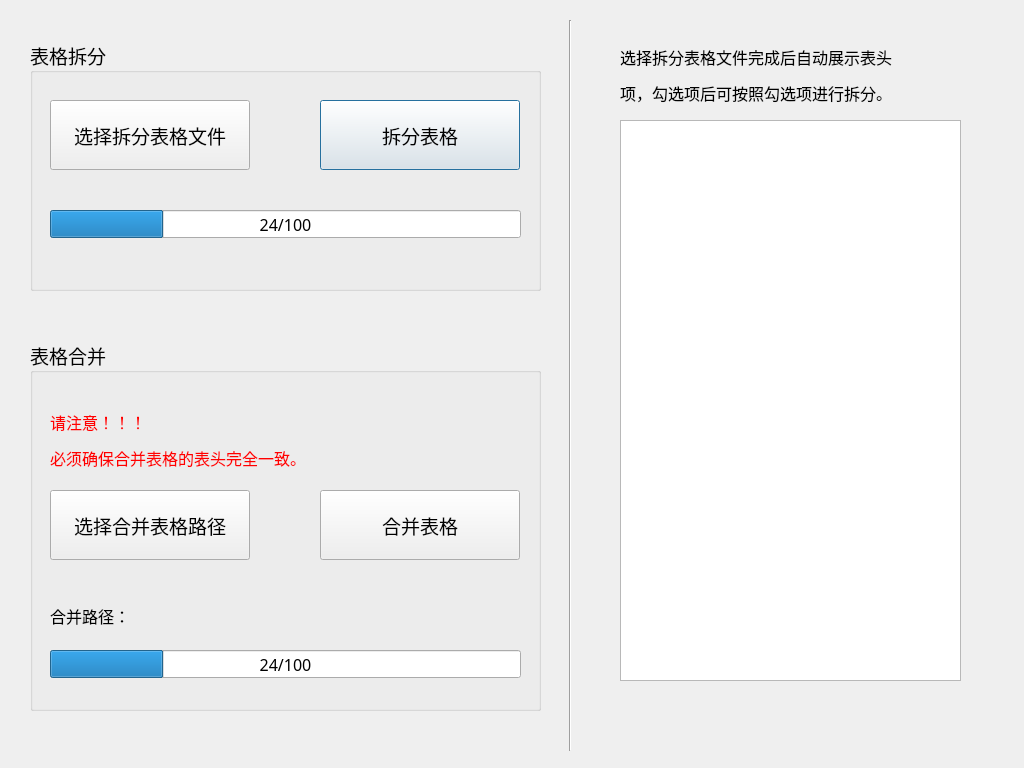
The window that excel.ui (dengliangxj/HRExcel) describes before a commit, drawn with Qt 5.
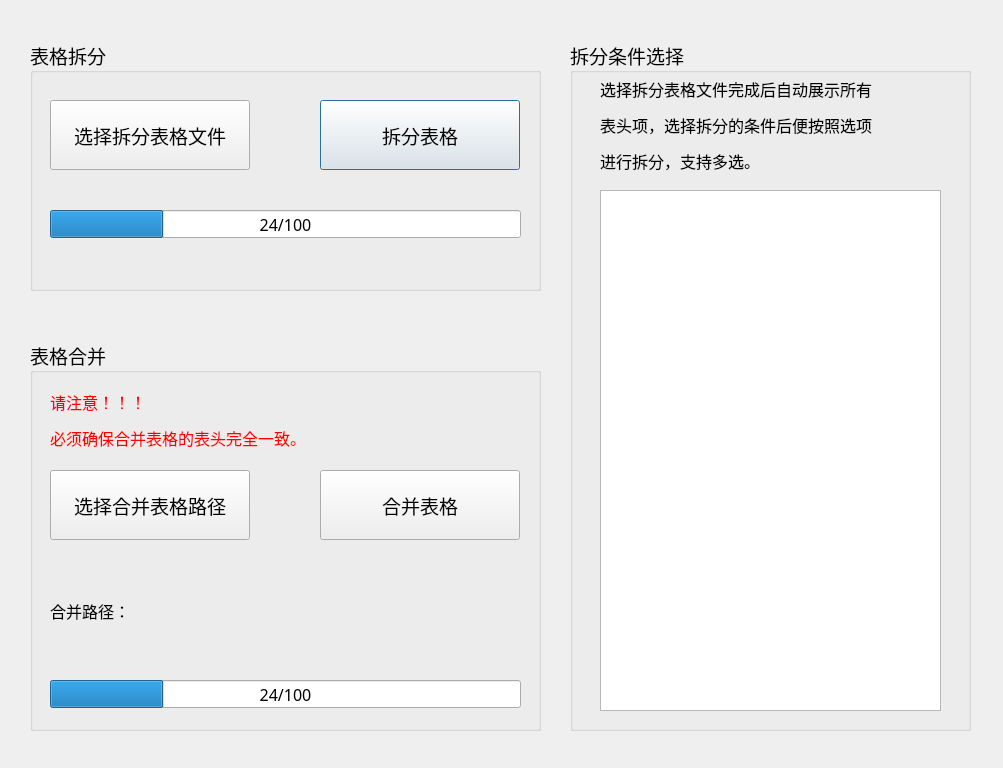
The same window after the commit.

What changed in the file:
```diff
--- a/excel.ui
+++ b/excel.ui
@@ -6,123 +6,13 @@
    <rect>
     <x>0</x>
     <y>0</y>
-    <width>1024</width>
+    <width>1003</width>
     <height>768</height>
    </rect>
   </property>
   <property name="windowTitle">
    <string>Mindray表格处理平台</string>
   </property>
-  <widget class="QLabel" name="label_2">
-   <property name="geometry">
-    <rect>
-     <x>620</x>
-     <y>20</y>
-     <width>351</width>
-     <height>111</height>
-    </rect>
-   </property>
-   <property name="font">
-    <font>
-     <family>黑体</family>
-     <pointsize>6</pointsize>
-    </font>
-   </property>
-   <property name="text">
-    <string>&lt;html&gt;&lt;head/&gt;&lt;body&gt;&lt;p align=&quot;justify&quot;&gt;&lt;span style=&quot; font-size:12pt;&quot;&gt;选择拆分表格文件完成后自动展示表头&lt;/span&gt;&lt;/p&gt;&lt;p align=&quot;justify&quot;&gt;&lt;span style=&quot; font-size:12pt;&quot;&gt;项，勾选项后可按照勾选项进行拆分。&lt;/span&gt;&lt;/p&gt;&lt;/body&gt;&lt;/html&gt;</string>
-   </property>
-  </widget>
-  <widget class="Line" name="line">
-   <property name="geometry">
-    <rect>
-     <x>560</x>
-     <y>20</y>
-     <width>20</width>
-     <height>731</height>
-    </rect>
-   </property>
-   <property name="font">
-    <font>
-     <stylestrategy>PreferDefault</stylestrategy>
-    </font>
-   </property>
-   <property name="orientation">
-    <enum>Qt::Vertical</enum>
-   </property>
-  </widget>
-  <widget class="QListView" name="listView">
-   <property name="geometry">
-    <rect>
-     <x>620</x>
-     <y>120</y>
-     <width>341</width>
-     <height>561</height>
-    </rect>
-   </property>
-   <property name="font">
-    <font>
-     <family>黑体</family>
-     <pointsize>14</pointsize>
-    </font>
-   </property>
-   <property name="focusPolicy">
-    <enum>Qt::NoFocus</enum>
-   </property>
-   <property name="contextMenuPolicy">
-    <enum>Qt::NoContextMenu</enum>
-   </property>
-   <property name="layoutDirection">
-    <enum>Qt::LeftToRight</enum>
-   </property>
-   <property name="horizontalScrollBarPolicy">
-    <enum>Qt::ScrollBarAlwaysOff</enum>
-   </property>
-   <property name="sizeAdjustPolicy">
-    <enum>QAbstractScrollArea::AdjustToContents</enum>
-   </property>
-   <property name="editTriggers">
-    <set>QAbstractItemView::NoEditTriggers</set>
-   </property>
-   <property name="dragDropMode">
-    <enum>QAbstractItemView::NoDragDrop</enum>
-   </property>
-   <property name="defaultDropAction">
-    <enum>Qt::IgnoreAction</enum>
-   </property>
-   <property name="alternatingRowColors">
-    <bool>false</bool>
-   </property>
-   <property name="selectionMode">
-    <enum>QAbstractItemView::MultiSelection</enum>
-   </property>
-   <property name="selectionBehavior">
-    <enum>QAbstractItemView::SelectRows</enum>
-   </property>
-   <property name="textElideMode">
-    <enum>Qt::ElideRight</enum>
-   </property>
-   <property name="movement">
-    <enum>QListView::Free</enum>
-   </property>
-   <property name="isWrapping" stdset="0">
-    <bool>false</bool>
-   </property>
-   <property name="resizeMode">
-    <enum>QListView::Fixed</enum>
-   </property>
-   <property name="uniformItemSizes">
-    <bool>false</bool>
-   </property>
-   <property name="wordWrap">
-    <bool>true</bool>
-   </property>
-   <property name="selectionRectVisible">
-    <bool>true</bool>
-   </property>
-   <property name="itemAlignment">
-    <set>Qt::AlignLeading|Qt::AlignLeft|Qt::AlignVCenter</set>
-   </property>
-  </widget>
   <widget class="QGroupBox" name="groupBox">
    <property name="geometry">
     <rect>
@@ -220,7 +110,7 @@
      <x>30</x>
      <y>340</y>
      <width>511</width>
-     <height>371</height>
+     <height>391</height>
     </rect>
    </property>
    <property name="font">
@@ -236,7 +126,7 @@
     <property name="geometry">
      <rect>
       <x>20</x>
-      <y>70</y>
+      <y>50</y>
       <width>441</width>
       <height>61</height>
      </rect>
@@ -254,7 +144,7 @@
     <property name="geometry">
      <rect>
       <x>290</x>
-      <y>150</y>
+      <y>130</y>
       <width>200</width>
       <height>70</height>
      </rect>
@@ -273,7 +163,7 @@
     <property name="geometry">
      <rect>
       <x>20</x>
-      <y>150</y>
+      <y>130</y>
       <width>200</width>
       <height>70</height>
      </rect>
@@ -298,7 +188,7 @@
     <property name="geometry">
      <rect>
       <x>20</x>
-      <y>310</y>
+      <y>340</y>
       <width>471</width>
       <height>28</height>
      </rect>
@@ -326,9 +216,9 @@
     <property name="geometry">
      <rect>
       <x>120</x>
-      <y>250</y>
+      <y>220</y>
       <width>371</width>
-      <height>51</height>
+      <height>101</height>
      </rect>
     </property>
     <property name="font">
@@ -348,9 +238,9 @@
     <property name="geometry">
      <rect>
       <x>20</x>
-      <y>250</y>
+      <y>220</y>
       <width>91</width>
-      <height>51</height>
+      <height>101</height>
      </rect>
     </property>
     <property name="font">
@@ -364,6 +254,117 @@
     </property>
    </widget>
   </widget>
+  <widget class="QGroupBox" name="groupBox_3">
+   <property name="geometry">
+    <rect>
+     <x>570</x>
+     <y>40</y>
+     <width>401</width>
+     <height>691</height>
+    </rect>
+   </property>
+   <property name="font">
+    <font>
+     <family>黑体</family>
+     <pointsize>14</pointsize>
+    </font>
+   </property>
+   <property name="title">
+    <string>拆分条件选择</string>
+   </property>
+   <widget class="QLabel" name="label_2">
+    <property name="geometry">
+     <rect>
+      <x>30</x>
+      <y>30</y>
+      <width>351</width>
+      <height>111</height>
+     </rect>
+    </property>
+    <property name="font">
+     <font>
+      <family>黑体</family>
+      <pointsize>6</pointsize>
+     </font>
+    </property>
+    <property name="text">
+     <string>&lt;html&gt;&lt;head/&gt;&lt;body&gt;&lt;p align=&quot;justify&quot;&gt;&lt;span style=&quot; font-size:12pt;&quot;&gt;选择拆分表格文件完成后自动展示所有&lt;/span&gt;&lt;/p&gt;&lt;p align=&quot;justify&quot;&gt;&lt;span style=&quot; font-size:12pt;&quot;&gt;表头项，选择拆分的条件后便按照选项&lt;/span&gt;&lt;/p&gt;&lt;p align=&quot;justify&quot;&gt;&lt;span style=&quot; font-size:12pt;&quot;&gt;进行拆分，支持多选。&lt;/span&gt;&lt;/p&gt;&lt;/body&gt;&lt;/html&gt;</string>
+    </property>
+   </widget>
+   <widget class="QListView" name="listView">
+    <property name="geometry">
+     <rect>
+      <x>30</x>
+      <y>150</y>
+      <width>341</width>
+      <height>521</height>
+     </rect>
+    </property>
+    <property name="font">
+     <font>
+      <family>黑体</family>
+      <pointsize>14</pointsize>
+     </font>
+    </property>
+    <property name="focusPolicy">
+     <enum>Qt::NoFocus</enum>
+    </property>
+    <property name="contextMenuPolicy">
+     <enum>Qt::NoContextMenu</enum>
+    </property>
+    <property name="layoutDirection">
+     <enum>Qt::LeftToRight</enum>
+    </property>
+    <property name="horizontalScrollBarPolicy">
+     <enum>Qt::ScrollBarAlwaysOff</enum>
+    </property>
+    <property name="sizeAdjustPolicy">
+     <enum>QAbstractScrollArea::AdjustToContents</enum>
+    </property>
+    <property name="editTriggers">
+     <set>QAbstractItemView::NoEditTriggers</set>
+    </property>
+    <property name="dragDropMode">
+     <enum>QAbstractItemView::DragOnly</enum>
+    </property>
+    <property name="defaultDropAction">
+     <enum>Qt::IgnoreAction</enum>
+    </property>
+    <property name="alternatingRowColors">
+     <bool>false</bool>
+    </property>
+    <property name="selectionMode">
+     <enum>QAbstractItemView::MultiSelection</enum>
+    </property>
+    <property name="selectionBehavior">
+     <enum>QAbstractItemView::SelectRows</enum>
+    </property>
+    <property name="textElideMode">
+     <enum>Qt::ElideRight</enum>
+    </property>
+    <property name="movement">
+     <enum>QListView::Free</enum>
+    </property>
+    <property name="isWrapping" stdset="0">
+     <bool>false</bool>
+    </property>
+    <property name="resizeMode">
+     <enum>QListView::Fixed</enum>
+    </property>
+    <property name="uniformItemSizes">
+     <bool>false</bool>
+    </property>
+    <property name="wordWrap">
+     <bool>true</bool>
+    </property>
+    <property name="selectionRectVisible">
+     <bool>true</bool>
+    </property>
+    <property name="itemAlignment">
+     <set>Qt::AlignLeading|Qt::AlignLeft|Qt::AlignVCenter</set>
+    </property>
+   </widget>
+  </widget>
  </widget>
  <resources/>
  <connections/>
```
